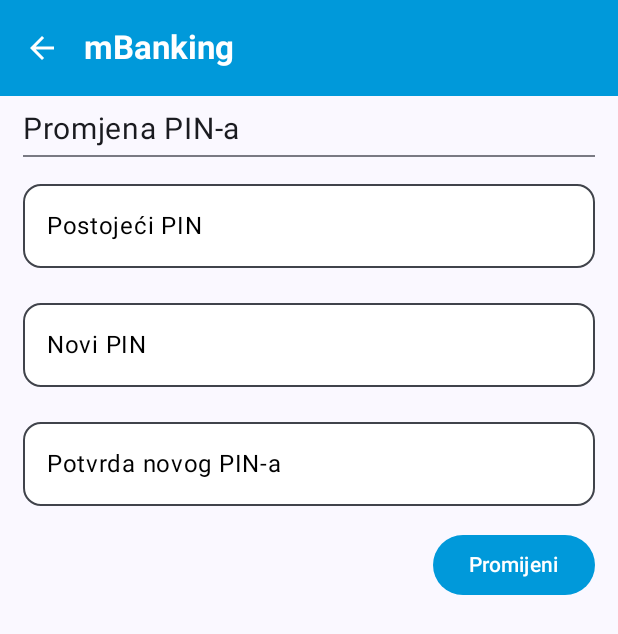
After one commit to AIR-FOI-HR/AIR2205, an Android app built with Jetpack Compose: the PromjenaPinaView screen opened through its navigation route, on a phone screen of 412 x 824 dp. The commit adds this screen. Shown: the top 634 px of the screen. Run offline under Robolectric (Android 15) with nearby library versions, the phone set to English and light mode, and no system bars; our stand-ins replace livedata-compose.

Commit message:
Izrada sučelja i implementacija funkcionalnosti za promjenu PIN-a u postavkama.

```diff
--- a/client/app/src/main/java/hr/foi/air/mbankingapp/data/context/Theme.kt
+++ b/client/app/src/main/java/hr/foi/air/mbankingapp/data/context/Theme.kt
@@ -1,6 +1,5 @@
 package hr.foi.air.mbankingapp.data.context
 
-import androidx.compose.runtime.compositionLocalOf
 import androidx.compose.runtime.mutableStateOf
 
 object Theme {
--- a/client/app/src/main/java/hr/foi/air/mbankingapp/ui/composables/FormTextField.kt
+++ b/client/app/src/main/java/hr/foi/air/mbankingapp/ui/composables/FormTextField.kt
@@ -69,7 +69,7 @@ fun FormTextField(
                 value = value,
                 onValueChange = onValueChange,
                 shape = RoundedCornerShape(12.dp),
-                colors = TextFieldDefaults.textFieldColors(containerColor = Color.White),
+                colors = TextFieldDefaults.textFieldColors(containerColor = Color.White, unfocusedLabelColor = Color.Black),
                 textStyle = with(LocalTextStyle) { current.copy(color = Color.Black) }
             )
         }
--- a/client/app/src/main/java/hr/foi/air/mbankingapp/ui/navigation/RootNavigation.kt
+++ b/client/app/src/main/java/hr/foi/air/mbankingapp/ui/navigation/RootNavigation.kt
@@ -42,6 +42,7 @@ import hr.foi.air.mbankingapp.ui.views.Home.HomeRootView
 import hr.foi.air.mbankingapp.ui.views.KontaktiView
 import hr.foi.air.mbankingapp.ui.views.KreirajTransakcijuView
 import hr.foi.air.mbankingapp.ui.views.ObavijestView
+import hr.foi.air.mbankingapp.ui.views.PromjenaPinaView
 import hr.foi.air.mbankingapp.ui.views.QrRacunView
 import hr.foi.air.mbankingapp.ui.views.RacunView
 import hr.foi.air.mbankingapp.ui.views.SveObavijestiView
@@ -274,5 +275,16 @@ fun RootNavigation(navController: NavHostController) {
                 }
             )
         }
+        composable(
+            route = "postavke/pin"
+        ) {
+            PromjenaPinaView(
+                onNavigateToBack = {
+                    if (navController.previousBackStackEntry != null) {
+                        navController.navigateUp()
+                    }
+                }
+            )
+        }
     }
 }
--- /dev/null
+++ b/client/app/src/main/java/hr/foi/air/mbankingapp/ui/views/PromjenaPinaView.kt
@@ -0,0 +1,164 @@
+package hr.foi.air.mbankingapp.ui.views
+
+import android.widget.Toast
+import androidx.compose.foundation.gestures.detectTapGestures
+import androidx.compose.foundation.layout.Arrangement
+import androidx.compose.foundation.layout.Column
+import androidx.compose.foundation.layout.Row
+import androidx.compose.foundation.layout.fillMaxWidth
+import androidx.compose.foundation.layout.padding
+import androidx.compose.material.icons.Icons
+import androidx.compose.material.icons.automirrored.filled.ArrowBack
+import androidx.compose.material3.Button
+import androidx.compose.material3.ButtonDefaults
+import androidx.compose.material3.Divider
+import androidx.compose.material3.ExperimentalMaterial3Api
+import androidx.compose.material3.Icon
+import androidx.compose.material3.IconButton
+import androidx.compose.material3.Scaffold
+import androidx.compose.material3.Text
+import androidx.compose.material3.TopAppBar
+import androidx.compose.material3.TopAppBarDefaults
+import androidx.compose.runtime.Composable
+import androidx.compose.runtime.getValue
+import androidx.compose.runtime.mutableStateOf
+import androidx.compose.runtime.remember
+import androidx.compose.runtime.setValue
+import androidx.compose.ui.Modifier
+import androidx.compose.ui.focus.FocusRequester
+import androidx.compose.ui.focus.focusRequester
+import androidx.compose.ui.graphics.Color
+import androidx.compose.ui.input.pointer.pointerInput
+import androidx.compose.ui.platform.LocalContext
+import androidx.compose.ui.platform.LocalFocusManager
+import androidx.compose.ui.text.font.FontWeight
+import androidx.compose.ui.text.input.KeyboardType
+import androidx.compose.ui.text.input.PasswordVisualTransformation
+import androidx.compose.ui.tooling.preview.Preview
+import androidx.compose.ui.unit.dp
+import androidx.compose.ui.unit.sp
+import androidx.lifecycle.viewmodel.compose.viewModel
+import hr.foi.air.mbankingapp.ui.composables.FormTextField
+import hr.foi.air.mbankingapp.ui.theme.Primary
+import hr.foi.air.mbankingapp.ui.viewmodels.PostavkeViewModel
+
+@OptIn(ExperimentalMaterial3Api::class)
+@Composable
+fun PromjenaPinaView(
+    onNavigateToBack: () -> Unit,
+    viewModel: PostavkeViewModel = viewModel()
+) {
+    var postojeciPin by remember { mutableStateOf("") }
+    var noviPin by remember { mutableStateOf("") }
+    var potvrdaPina by remember { mutableStateOf("") }
+
+    var error by viewModel.error;
+    var errorText by viewModel.errorText;
+
+    var success by viewModel.success;
+
+    val focusManager = LocalFocusManager.current
+    val focusRequester = remember { FocusRequester() }
+    val context = LocalContext.current;
+
+    if (error) {
+        if (errorText != "") {
+            Toast.makeText(context, errorText, Toast.LENGTH_SHORT).show();
+        } else {
+            Toast.makeText(context, "Došlo je do pogreške!", Toast.LENGTH_SHORT).show();
+        }
+        error = false;
+    }
+
+    if (success) {
+        Toast.makeText(context, "PIN je uspješno promijenjen!", Toast.LENGTH_SHORT).show();
+        postojeciPin = "";
+        noviPin = "";
+        potvrdaPina = "";
+        success = false;
+    }
+
+    Scaffold(
+        modifier = Modifier.pointerInput(Unit) {
+            detectTapGestures(onTap = { focusManager.clearFocus(true) })
+        },
+        topBar = {
+            TopAppBar(
+                title = {
+                    Text("mBanking", fontWeight = FontWeight.Bold)
+                },
+                colors = TopAppBarDefaults.smallTopAppBarColors(
+                    containerColor = Primary,
+                    titleContentColor = Color.White
+                ),
+                navigationIcon = {
+                    IconButton(onClick = { onNavigateToBack() }) {
+                        Icon(
+                            imageVector = Icons.AutoMirrored.Filled.ArrowBack,
+                            contentDescription = "Natrag",
+                            tint = Color.White
+                        )
+                    }
+                }
+            )
+        }
+    ) { innerPadding ->
+        Column (
+            modifier = Modifier
+                .padding(innerPadding)
+                .padding(horizontal = 15.dp)
+        ) {
+            Text(
+                text = "Promjena PIN-a",
+                modifier = Modifier.padding(top = 10.dp),
+                fontSize = 20.sp
+            )
+            Divider(
+                modifier = Modifier.padding(top = 5.dp, bottom = 10.dp)
+            )
+            FormTextField(
+                modifier = Modifier.focusRequester(focusRequester),
+                label = { Text("Postojeći PIN") },
+                value = postojeciPin,
+                onValueChange = {postojeciPin = it},
+                visualTransformation = PasswordVisualTransformation()
+            )
+            FormTextField(
+                modifier = Modifier,
+                label = { Text("Novi PIN") },
+                value = noviPin,
+                onValueChange = {noviPin = it},
+                keyboardType = KeyboardType.Number,
+                visualTransformation = PasswordVisualTransformation()
+            )
+            FormTextField(
+                modifier = Modifier,
+                label = { Text("Potvrda novog PIN-a") },
+                value = potvrdaPina,
+                onValueChange = {potvrdaPina = it},
+                isLast = true,
+                keyboardType = KeyboardType.Number,
+                visualTransformation = PasswordVisualTransformation()
+            )
+            Row(
+                modifier = Modifier.fillMaxWidth(),
+                horizontalArrangement = Arrangement.End
+            ) {
+                Button(
+                    onClick = {
+                        viewModel.setNoviPin(postojeciPin,noviPin,potvrdaPina)
+                    },
+                    colors = ButtonDefaults.buttonColors(containerColor = Primary, contentColor = Color.White)
+                ) {
+                    Text(text = "Promijeni")
+                }
+            }
+        }
+    }
+}
+
+@Preview(showBackground = true)
+@Composable
+fun PromjenaPinaViewPreview() {
+    PromjenaPinaView({})
+}
```
Also changed, not shown: client/app/src/main/java/hr/foi/air/mbankingapp/ui/navigation/HomeNavigation.kt (+6 -1 lines), client/app/src/main/java/hr/foi/air/mbankingapp/ui/viewmodels/PostavkeViewModel.kt (added, +74 -0 lines), client/app/src/main/java/hr/foi/air/mbankingapp/ui/views/Home/PostavkeView.kt (+4 -3 lines).
